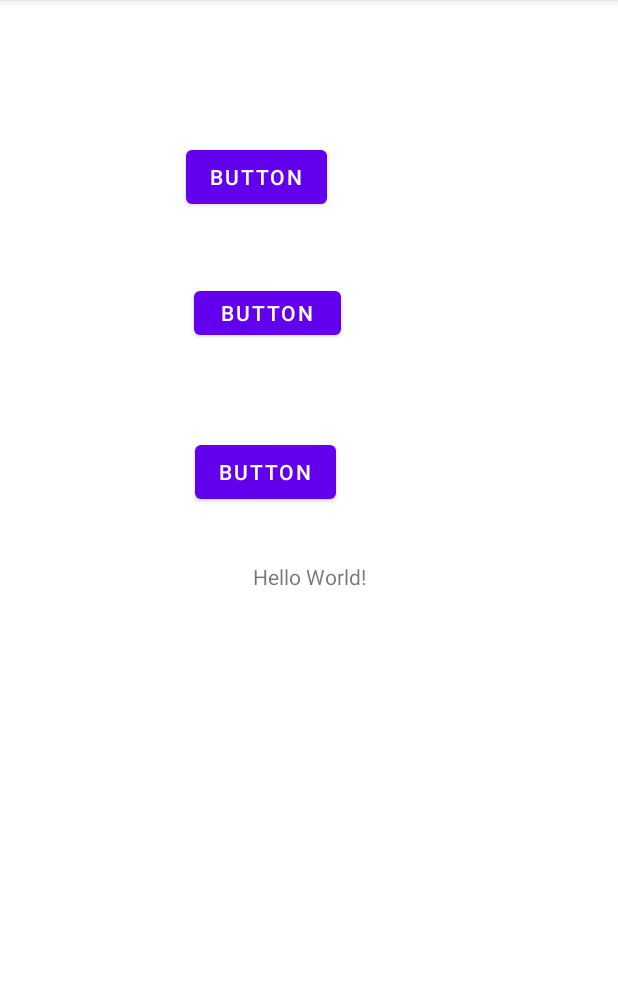
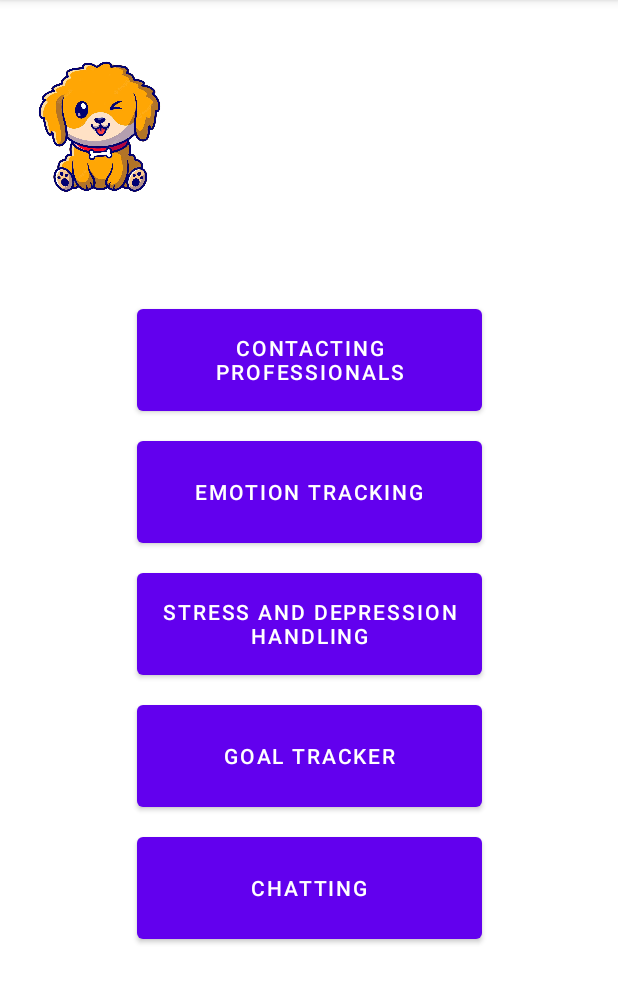
Before and after one commit to ElineStehouwer/Onderzoek-me-pappie, an Android app: the screen it shows after launch (MainActivity), on a phone screen of 412 x 824 dp, the part 84-1088 px from its top. Run offline under Robolectric (Android 15) with nearby library versions, the phone set to English and light mode, and no system bars.

Commit message:
remake Main

```diff
--- a/app/src/main/res/layout/activity_main.xml
+++ b/app/src/main/res/layout/activity_main.xml
@@ -6,50 +6,80 @@
     android:layout_height="match_parent"
     tools:context=".MainActivity">
 
-    <TextView
-        android:id="@+id/text"
-        android:layout_width="wrap_content"
-        android:layout_height="wrap_content"
-        android:text="Hello World!"
-        app:layout_constraintBottom_toBottomOf="parent"
-        app:layout_constraintLeft_toLeftOf="parent"
-        app:layout_constraintRight_toRightOf="parent"
-        app:layout_constraintTop_toTopOf="parent" />
-
     <Button
         android:id="@+id/button"
-        android:layout_width="98dp"
-        android:layout_height="41dp"
-        android:layout_marginTop="188dp"
+        android:layout_width="230dp"
+        android:layout_height="80dp"
+        android:layout_marginTop="200dp"
         android:onClick="openContacting"
-        android:text="Button"
+        android:text="Contacting Professionals"
+        app:iconTint="#00BCD4"
         app:layout_constraintEnd_toEndOf="parent"
-        app:layout_constraintHorizontal_bias="0.412"
         app:layout_constraintStart_toStartOf="parent"
-        app:layout_constraintTop_toTopOf="parent" />
+        app:layout_constraintTop_toTopOf="parent"
+        app:rippleColor="#00BCD4"
+        app:strokeColor="#00BCD4" />
 
     <Button
         android:id="@+id/button2"
-        android:layout_width="wrap_content"
-        android:layout_height="wrap_content"
-        android:layout_marginStart="123dp"
-        android:layout_marginTop="94dp"
-        android:layout_marginEnd="194dp"
-        android:text="Button"
+        android:layout_width="230dp"
+        android:layout_height="80dp"
+        android:layout_marginTop="8dp"
+        android:layout_marginEnd="8dp"
+        android:layout_marginBottom="169dp"
+        android:text="Chatting"
+        app:layout_constraintBottom_toBottomOf="parent"
         app:layout_constraintEnd_toEndOf="parent"
-        app:layout_constraintStart_toStartOf="parent"
-        app:layout_constraintTop_toTopOf="parent" />
+        app:layout_constraintHorizontal_bias="0.0"
+        app:layout_constraintStart_toStartOf="@+id/button5"
+        app:layout_constraintTop_toBottomOf="@+id/button5"
+        app:layout_constraintVertical_bias="0.0" />
 
     <Button
         android:id="@+id/button3"
-        android:layout_width="wrap_content"
-        android:layout_height="wrap_content"
-        android:layout_marginStart="129dp"
-        android:layout_marginTop="61dp"
+        android:layout_width="230dp"
+        android:layout_height="80dp"
+        android:layout_marginTop="8dp"
         android:layout_marginEnd="188dp"
-        android:text="Button"
+        android:text="Emotion tracking"
+        app:layout_constraintEnd_toEndOf="parent"
+        app:layout_constraintHorizontal_bias="0.0"
+        app:layout_constraintStart_toStartOf="@+id/button"
+        app:layout_constraintTop_toBottomOf="@+id/button" />
+
+    <Button
+        android:id="@+id/button4"
+        android:layout_width="230dp"
+        android:layout_height="80dp"
+        android:layout_marginTop="8dp"
+        android:layout_marginEnd="8dp"
+        android:text="Stress and Depression Handling"
+        app:layout_constraintEnd_toEndOf="parent"
+        app:layout_constraintHorizontal_bias="0.0"
+        app:layout_constraintStart_toStartOf="@+id/button3"
+        app:layout_constraintTop_toBottomOf="@+id/button3" />
+
+    <Button
+        android:id="@+id/button5"
+        android:layout_width="230dp"
+        android:layout_height="80dp"
+        android:layout_marginTop="8dp"
+        android:layout_marginEnd="115dp"
+        android:text="Goal Tracker"
+        app:layout_constraintEnd_toEndOf="parent"
+        app:layout_constraintHorizontal_bias="0.0"
+        app:layout_constraintStart_toStartOf="@+id/button4"
+        app:layout_constraintTop_toBottomOf="@+id/button4" />
+
+    <ImageView
+        android:id="@+id/imageView"
+        android:layout_width="132dp"
+        android:layout_height="131dp"
+        android:layout_marginTop="16dp"
+        android:layout_marginEnd="279dp"
         app:layout_constraintEnd_toEndOf="parent"
         app:layout_constraintStart_toStartOf="parent"
-        app:layout_constraintTop_toBottomOf="@+id/button" />
+        app:layout_constraintTop_toTopOf="parent"
+        app:srcCompat="@drawable/puppy" />
 
 </androidx.constraintlayout.widget.ConstraintLayout>
```
